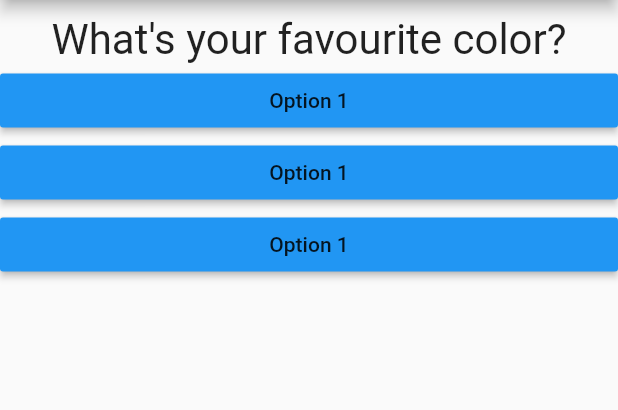
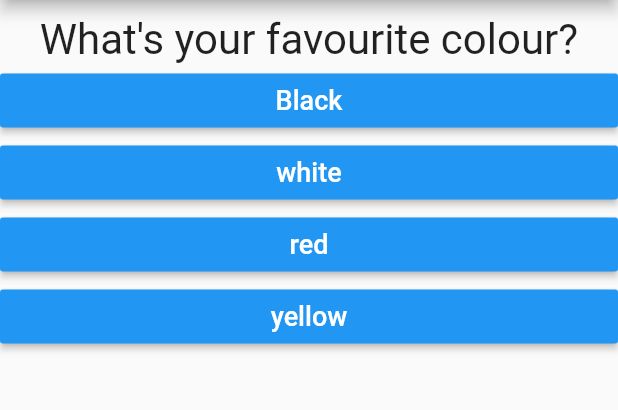
Before and after one commit to Procoder16/Quizzy, a Flutter app: the screen it shows after launch, on a phone screen of 412 x 824 dp, the part 84-494 px from its top. Run offline on Flutter 3.47's test engine with Material 2 defaults, Android fonts, the phone set to English and light mode, and no system bars.

Commit message:
basic app finished

```diff
--- a/lib/answer.dart
+++ b/lib/answer.dart
@@ -2,8 +2,9 @@ import 'package:flutter/material.dart';
 
 class Answer extends StatelessWidget {
   final selectHandler;
+  final String answer;
 
-  Answer(this.selectHandler);
+  Answer(this.selectHandler, this.answer);
 
   @override
   Widget build(BuildContext context) {
@@ -11,7 +12,10 @@ class Answer extends StatelessWidget {
       width: double.infinity,
       child: RaisedButton(
         color: Colors.blue,
-        child: Text('Option 1'),
+        child: Text(
+          answer,
+          style: TextStyle(color: Colors.white, fontSize: 18),
+        ),
         onPressed: selectHandler,
       ),
     );
--- a/lib/main.dart
+++ b/lib/main.dart
@@ -13,35 +13,68 @@ class MyApp extends StatefulWidget {
 }
 
 class _MyAppState extends State<MyApp> {
+  var questions = [
+    {
+      'questionText': 'What\'s your favourite colour?',
+      'answer': [
+        'Black',
+        'white',
+        'red',
+        'yellow',
+      ],
+    },
+    {
+      'questionText': 'What\'s your favourite animal?',
+      'answer': [
+        'Tiger',
+        'Snake',
+        'Lion',
+        'Rabbit',
+      ],
+    },
+    {
+      'questionText': 'What\'s your favourite city name?',
+      'answer': [
+        'London',
+        'Kashmir',
+        'Switzerland',
+        'Thailand',
+      ],
+    }
+  ];
+
   int _questionIndex = 0;
 
   void _answerQuestion() {
-    print('Answer chosen!');
+    if (_questionIndex < questions.length) {}
     setState(() {
       _questionIndex++;
     });
   }
 
   Widget build(BuildContext context) {
-    var questions = [
-      'What\'s your favourite color?',
-      'What\'s your favourite animal?',
-    ];
-
     return MaterialApp(
       debugShowCheckedModeBanner: false,
       home: Scaffold(
         appBar: AppBar(
           title: Text('QUIZZY!!!'),
         ),
-        body: Column(
-          children: [
-            Question(questions[_questionIndex]),
-            Answer(_answerQuestion),
-            Answer(_answerQuestion),
-            Answer(_answerQuestion),
-          ],
-        ),
+        body: _questionIndex < questions.length
+            ? Column(
+                children: [
+                  Question(
+                    questions[_questionIndex]['questionText'].toString(),
+                  ),
+                  ...(questions[_questionIndex]['answer'] as List<String>).map(
+                    (answer) {
+                      return Answer(_answerQuestion, answer);
+                    },
+                  ).toList()
+                ],
+              )
+            : Center(
+                child: Text('You did it!!!'),
+              ),
       ),
     );
   }
```
